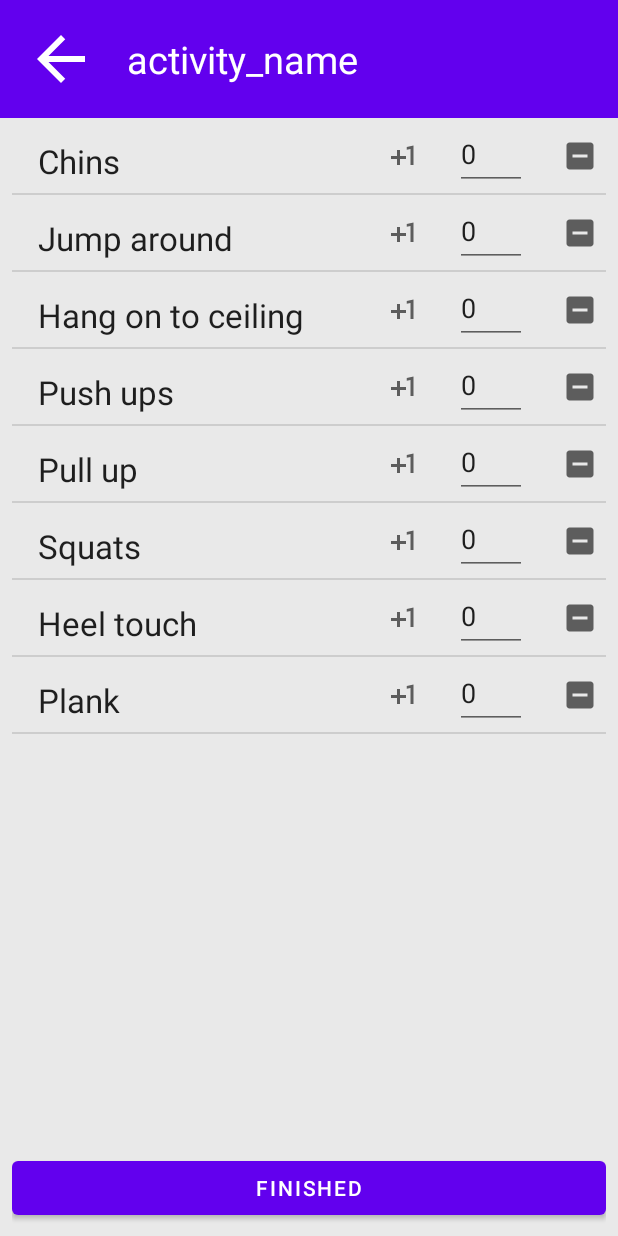
After one commit to frittblas/AgileProject, an Android app: the StartedProgramActivity screen opened directly, with no data from a screen before it, on a phone screen of 412 x 824 dp. The commit adds this screen. Run offline under Robolectric (Android 15) with nearby library versions, the phone set to English and light mode, and no system bars.

Commit message:
Added StartedActivity GUI and some functionality

```diff
--- a/app/src/main/AndroidManifest.xml
+++ b/app/src/main/AndroidManifest.xml
@@ -11,6 +11,9 @@
         android:roundIcon="@mipmap/ic_launcher_round"
         android:supportsRtl="true"
         android:theme="@style/Theme.AgileProject">
+        <activity
+            android:name=".StartedProgramActivity"
+            android:exported="true" />
         <activity
             android:name=".ShowProgramActivity"
             android:exported="true" />
--- /dev/null
+++ b/app/src/main/java/se/hkr/agileproject/CustomListAdapter.java
@@ -0,0 +1,103 @@
+package se.hkr.agileproject;
+
+import android.annotation.SuppressLint;
+import android.content.Context;
+import android.view.LayoutInflater;
+import android.view.View;
+import android.view.ViewGroup;
+import android.widget.BaseAdapter;
+import android.widget.EditText;
+
+import java.util.ArrayList;
+import java.util.List;
+
+
+public class CustomListAdapter extends BaseAdapter {
+
+    public List<String> listExercises;
+    private Context context;
+
+    public CustomListAdapter(Context context,List<String> listExercises) {
+        this.context = context;
+        this.listExercises = listExercises;
+    }
+
+    @Override
+    public int getCount() {
+        return listExercises.size();
+    }
+
+    @Override
+    public String getItem(int position) {
+        return listExercises.get(position);
+    }
+
+    @Override
+    public long getItemId(int i) {
+        return 0;
+    }
+
+
+    // Reads the given list of exercises and creates rows
+    @SuppressLint("SetTextI18n")
+    @Override
+    public View getView(final int position, View convertView
+            , ViewGroup parent) {
+        View row;
+        final CustomListViewHolder listViewHolder;
+        if(convertView == null)
+        {
+            LayoutInflater layoutInflater = (LayoutInflater) context.getSystemService(Context.LAYOUT_INFLATER_SERVICE);
+            row = layoutInflater.inflate(R.layout.activity_custom_listview,parent,false);
+            listViewHolder = new CustomListViewHolder();
+            listViewHolder.exerciseName = row.findViewById(R.id.exerciseName);
+            listViewHolder.btnAdd = row.findViewById(R.id.btnAdd);
+            listViewHolder.editTextWeight = row.findViewById(R.id.editTextWeight);
+            listViewHolder.btnSubtract = row.findViewById(R.id.btnSubtract);
+            row.setTag(listViewHolder);
+        }
+        else
+        {
+            row=convertView;
+            listViewHolder= (CustomListViewHolder) row.getTag();
+        }
+        final String exercise = getItem(position);
+
+        listViewHolder.exerciseName.setText(exercise);
+
+        // Adds functionality to the add button
+        listViewHolder.btnAdd.setOnClickListener(new View.OnClickListener() {
+            @Override
+            public void onClick(View v)
+            {
+                displayWeight(listViewHolder.editTextWeight, 1);
+            }
+        });
+        // Adds functionality to the subtract button
+        listViewHolder.btnSubtract.setOnClickListener(new View.OnClickListener() {
+            @Override
+            public void onClick(View v) {
+                displayWeight(listViewHolder.editTextWeight, -1);
+            }
+        });
+
+        return row;
+    }
+
+    // Method for updating weight in Edittext
+    @SuppressLint("SetTextI18n")
+    private void displayWeight(EditText editTextWeight, int value) {
+        // Reads current value in editTextWeight
+        int weight = Integer.parseInt(editTextWeight.getText().toString());
+        // If the value is 1
+        if (value > 0)
+            weight += value;
+        else {
+            // If the value is -1
+            if (weight > 0)
+                weight += value;
+        }
+        // Sets new value in editTextWeight
+        editTextWeight.setText("" + weight);
+    }
+}
--- /dev/null
+++ b/app/src/main/java/se/hkr/agileproject/CustomListViewHolder.java
@@ -0,0 +1,14 @@
+package se.hkr.agileproject;
+
+
+import android.widget.EditText;
+import android.widget.ImageButton;
+import android.widget.TextView;
+
+// Holds the content of a row for the CustomListAdapter
+public class CustomListViewHolder {
+    TextView exerciseName ;
+    ImageButton btnAdd;
+    EditText editTextWeight;
+    ImageButton btnSubtract;
+}
--- /dev/null
+++ b/app/src/main/java/se/hkr/agileproject/StartedProgramActivity.java
@@ -0,0 +1,48 @@
+package se.hkr.agileproject;
+
+import android.os.Bundle;
+import android.view.View;
+import android.widget.Button;
+import android.widget.ListView;
+
+import androidx.appcompat.app.AppCompatActivity;
+
+import java.util.ArrayList;
+import java.util.List;
+
+
+// Att göra
+// 1. Ska ta mot lista från ShowProgramActivity
+// 2. Ska spara vikt och status (finished or in progress) i databasen
+
+public class StartedProgramActivity extends AppCompatActivity {
+
+    private ListView listView;
+    private CustomListAdapter listAdapter;
+    List<String> exercises = new ArrayList<>();
+    Button btnFinished;
+
+
+    @Override
+    protected void onCreate(Bundle savedInstanceState) {
+        super.onCreate(savedInstanceState);
+        setContentView(R.layout.activity_started_program);
+        getExercises();
+        listView = (ListView) findViewById(R.id.customListView);
+        listAdapter = new CustomListAdapter(this,exercises);
+        listView.setAdapter(listAdapter);
+        btnFinished = (Button) findViewById(R.id.btnFinished);
+    }
+
+    // REMOVE THIS! PLACEHOLDER!
+    public void getExercises() {
+        exercises.add("Chins");
+        exercises.add("Jump around");
+        exercises.add("Hang on to ceiling");
+        exercises.add("Push ups");
+        exercises.add("Pull up");
+        exercises.add("Squats");
+        exercises.add("Heel touch");
+        exercises.add("Plank");
+    }
+}
--- /dev/null
+++ b/app/src/main/res/drawable/ic_baseline_indeterminate_check_box_24.xml
@@ -0,0 +1,10 @@
+<vector xmlns:android="http://schemas.android.com/apk/res/android"
+    android:width="24dp"
+    android:height="24dp"
+    android:viewportWidth="24"
+    android:viewportHeight="24"
+    android:tint="?attr/colorControlNormal">
+  <path
+      android:fillColor="@android:color/white"
+      android:pathData="M19,3H5C3.9,3 3,3.9 3,5v14c0,1.1 0.9,2 2,2h14c1.1,0 2,-0.9 2,-2V5C21,3.9 20.1,3 19,3zM17,13H7v-2h10V13z"/>
+</vector>
--- /dev/null
+++ b/app/src/main/res/drawable/ic_baseline_plus_one_24.xml
@@ -0,0 +1,10 @@
+<vector xmlns:android="http://schemas.android.com/apk/res/android"
+    android:width="24dp"
+    android:height="24dp"
+    android:viewportWidth="24"
+    android:viewportHeight="24"
+    android:tint="?attr/colorControlNormal">
+  <path
+      android:fillColor="@android:color/white"
+      android:pathData="M10,8L8,8v4L4,12v2h4v4h2v-4h4v-2h-4zM14.5,6.08L14.5,7.9l2.5,-0.5L17,18h2L19,5z"/>
+</vector>
--- /dev/null
+++ b/app/src/main/res/layout/activity_custom_listview.xml
@@ -0,0 +1,56 @@
+<?xml version="1.0" encoding="utf-8"?>
+<androidx.constraintlayout.widget.ConstraintLayout xmlns:android="http://schemas.android.com/apk/res/android"
+    xmlns:tools="http://schemas.android.com/tools"
+    android:layout_width="match_parent"
+    android:layout_height="match_parent"
+    xmlns:app="http://schemas.android.com/apk/res-auto">
+
+
+    <TextView
+        android:id="@+id/exerciseName"
+        android:layout_width="200dp"
+        android:layout_height="wrap_content"
+        android:layout_marginTop="12dp"
+        android:layout_marginStart="15dp"
+        android:padding="2dp"
+        android:textAppearance="?android:attr/textAppearanceLarge"
+        app:layout_constraintStart_toStartOf="parent"
+        app:layout_constraintTop_toTopOf="parent" />
+
+    <ImageButton
+        android:id="@+id/btnAdd"
+        android:layout_width="50dp"
+        android:layout_height="wrap_content"
+        android:layout_marginStart="20dp"
+        android:adjustViewBounds="true"
+        android:background="#00ffffff"
+        android:src="@drawable/ic_baseline_plus_one_24"
+        app:layout_constraintEnd_toStartOf="@+id/editTextWeight"
+        app:layout_constraintStart_toEndOf="@id/exerciseName"
+        tools:layout_editor_absoluteY="0dp"
+        tools:ignore="MissingConstraints" />
+
+    <EditText
+        android:id="@+id/editTextWeight"
+        android:layout_width="48dp"
+        android:layout_height="48dp"
+        android:layout_marginTop="10dp"
+        android:layout_marginStart="10dp"
+        android:text="@string/_0"
+        android:inputType="number"
+        app:layout_constraintStart_toEndOf="@+id/btnAdd"
+        tools:ignore="MissingConstraints" />
+
+
+    <ImageButton
+        android:id="@+id/btnSubtract"
+        android:layout_width="50dp"
+        android:layout_height="50dp"
+        android:layout_marginStart="10dp"
+        android:background="#00ffffff"
+        android:src="@drawable/ic_baseline_indeterminate_check_box_24"
+        app:layout_constraintStart_toEndOf="@+id/editTextWeight"
+        tools:ignore="MissingConstraints" />
+
+
+</androidx.constraintlayout.widget.ConstraintLayout>
--- /dev/null
+++ b/app/src/main/res/layout/activity_started_program.xml
@@ -0,0 +1,82 @@
+<?xml version="1.0" encoding="utf-8"?>
+<androidx.constraintlayout.widget.ConstraintLayout xmlns:android="http://schemas.android.com/apk/res/android"
+    xmlns:app="http://schemas.android.com/apk/res-auto"
+    xmlns:tools="http://schemas.android.com/tools"
+    android:layout_width="match_parent"
+    android:layout_height="match_parent"
+    android:background="@color/Gray_3"
+    tools:context=".StartedProgramActivity"
+    tools:ignore="ExtraText">
+
+    <androidx.constraintlayout.widget.ConstraintLayout
+        android:id="@+id/layoutHeader"
+        android:layout_width="match_parent"
+        android:layout_height="wrap_content"
+        android:background="@color/purple_500"
+        android:padding="15dp"
+        app:layout_constraintBaseline_toTopOf="parent"
+        app:layout_constraintEnd_toEndOf="parent"
+        app:layout_constraintHorizontal_bias="0.0"
+        app:layout_constraintStart_toStartOf="parent"
+        app:layout_constraintTop_toTopOf="parent">
+
+        <androidx.appcompat.widget.AppCompatButton
+            android:id="@+id/btnBack"
+            android:layout_width="48dp"
+            android:layout_height="48dp"
+            android:layout_marginStart="1dp"
+            android:background="@drawable/ic_baseline_arrow_back_24"
+            app:layout_constraintBottom_toBottomOf="parent"
+            app:layout_constraintStart_toStartOf="parent"
+            app:layout_constraintTop_toTopOf="parent"
+            tools:ignore="MissingConstraints,SpeakableTextPresentCheck" />
+
+        <TextView
+            android:id="@+id/activityName"
+            android:layout_width="wrap_content"
+            android:layout_height="wrap_content"
+            android:layout_marginStart="20dp"
+            android:text="@string/activity_name"
+            android:textColor="@color/white"
+            android:textSize="25sp"
+            app:layout_constraintBottom_toBottomOf="parent"
+            app:layout_constraintStart_toEndOf="@+id/btnBack"
+            app:layout_constraintTop_toTopOf="parent"
+            tools:ignore="MissingConstraints" />
+
+
+
+    </androidx.constraintlayout.widget.ConstraintLayout>
+
+    <LinearLayout
+        android:id="@+id/linearLayout"
+        android:layout_width="0dp"
+        android:layout_height="wrap_content"
+        android:layout_marginBottom="8dp"
+        android:layout_marginLeft="8dp"
+        android:layout_marginRight="8dp"
+        android:orientation="horizontal"
+        app:layout_constraintBottom_toBottomOf="parent"
+        app:layout_constraintLeft_toLeftOf="parent"
+        app:layout_constraintRight_toRightOf="parent">
+        <Button
+            android:layout_width="match_parent"
+            android:layout_height="wrap_content"
+            android:text="Finished"
+            android:id="@+id/btnFinished"
+            />
+    </LinearLayout>
+
+    <ListView
+        android:id="@+id/customListView"
+        android:layout_width="0dp"
+        android:layout_height="0dp"
+        android:layout_marginLeft="8dp"
+        android:layout_marginRight="8dp"
+        android:layout_marginBottom="8dp"
+        app:layout_constraintBottom_toTopOf="@+id/linearLayout"
+        app:layout_constraintLeft_toLeftOf="parent"
+        app:layout_constraintRight_toRightOf="parent"
+        app:layout_constraintTop_toBottomOf="@+id/layoutHeader" />
+
+</androidx.constraintlayout.widget.ConstraintLayout>
--- a/app/src/main/res/values/strings.xml
+++ b/app/src/main/res/values/strings.xml
@@ -5,7 +5,6 @@
     <string name="password">Password</string>
     <string name="you_re_logged_in_as">You\'re logged in as:</string>
     <string name="how_many_pushups">How many pushups:</string>
-    <string name="_0">0</string>
     <string name="home">home</string>
     <string name="account">account</string>
     <string name="settings">settings</string>
@@ -21,4 +20,5 @@
     <string name="activity_name">activity_name</string>
     <string name="programs">Programs</string>
     <string name="exercises">Exercises</string>
+    <string name="_0">0</string>
 </resources>
```
